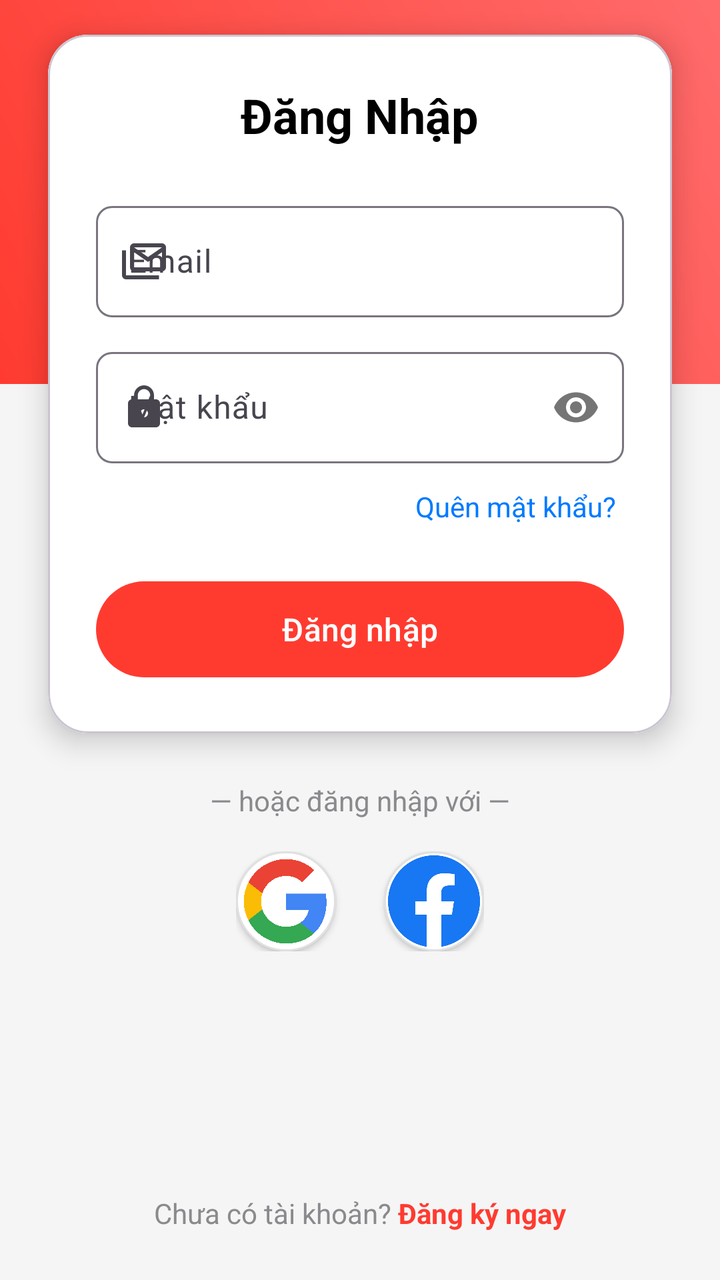
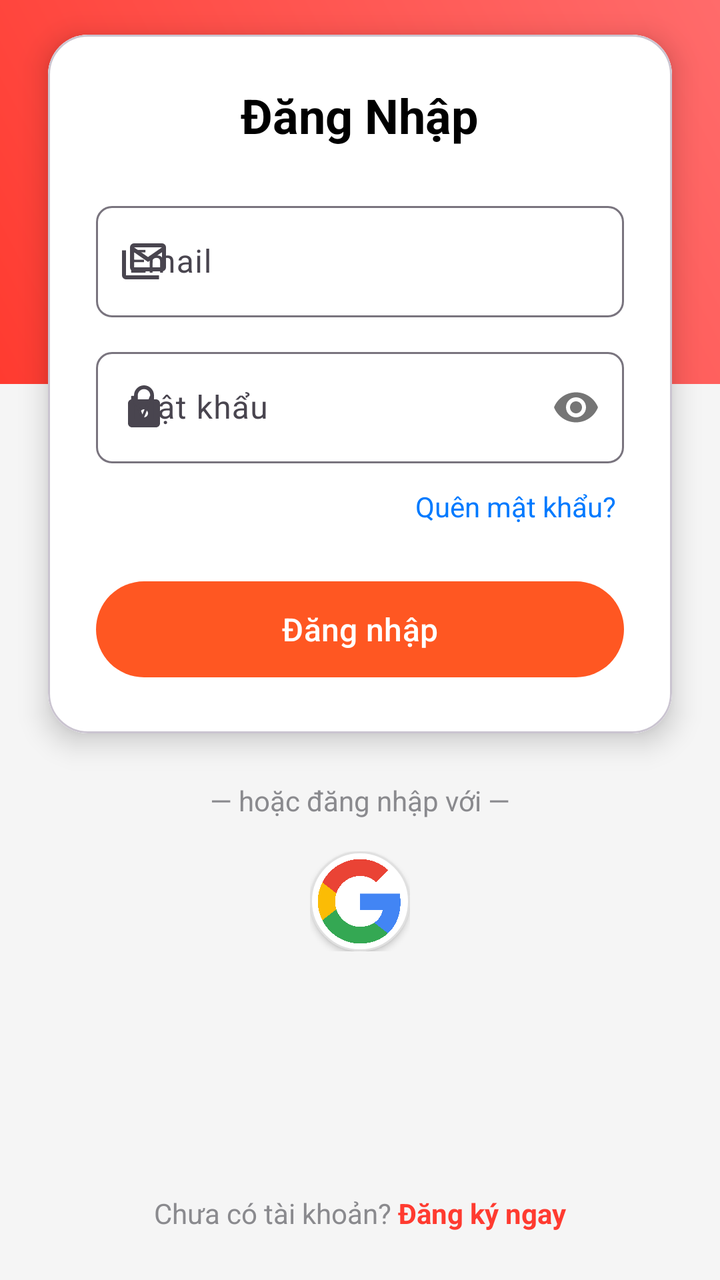

Compare the two renders of this Android layout. The source of the first and the diff that turns it into the second are given below.
<!-- AndroidManifest.xml: application theme Theme.MyShop -->
<!-- res/layout/activity_login.xml -->
<?xml version="1.0" encoding="utf-8"?>
<androidx.constraintlayout.widget.ConstraintLayout xmlns:android="http://schemas.android.com/apk/res/android"
    xmlns:app="http://schemas.android.com/apk/res-auto"
    xmlns:tools="http://schemas.android.com/tools"
    android:layout_width="match_parent"
    android:layout_height="match_parent"
    android:background="@color/light_gray"
    tools:context=".Activities.LoginActivity">

    
    <ImageView
        android:id="@+id/ivHeader"
        android:layout_width="0dp"
        android:layout_height="0dp"
        android:scaleType="centerCrop"
        android:src="@drawable/bg_login_header"
        app:layout_constraintEnd_toEndOf="parent"
        app:layout_constraintHeight_percent="0.3"
        app:layout_constraintStart_toStartOf="parent"
        app:layout_constraintTop_toTopOf="parent" />

    
    <com.google.android.material.card.MaterialCardView
        android:id="@+id/cardForm"
        android:layout_width="0dp"
        android:layout_height="wrap_content"
        android:layout_marginStart="24dp"
        android:layout_marginEnd="24dp"
        app:cardCornerRadius="20dp"
        app:cardElevation="8dp"
        app:layout_constraintBottom_toBottomOf="@+id/ivHeader"
        app:layout_constraintEnd_toEndOf="parent"
        app:layout_constraintStart_toStartOf="parent"
        app:layout_constraintTop_toBottomOf="@+id/ivHeader">

        <LinearLayout
            android:layout_width="match_parent"
            android:layout_height="wrap_content"
            android:orientation="vertical"
            android:background="@color/white"
            android:padding="24dp">

            
            <TextView
                android:layout_width="wrap_content"
                android:layout_height="wrap_content"
                android:layout_gravity="center_horizontal"
                android:layout_marginBottom="24dp"
                android:text="Đăng Nhập"
                android:textColor="@color/black"
                android:textSize="24sp"
                android:textStyle="bold" />

            
            <com.google.android.material.textfield.TextInputLayout
                android:layout_width="match_parent"
                android:layout_height="wrap_content"
                android:layout_marginBottom="12dp"
                app:boxCornerRadiusBottomEnd="8dp"
                app:boxCornerRadiusBottomStart="8dp"
                app:boxCornerRadiusTopEnd="8dp"
                app:boxCornerRadiusTopStart="8dp"
                app:startIconDrawable="@drawable/ic_email">

                <com.google.android.material.textfield.TextInputEditText
                    android:id="@+id/edtEmail"
                    android:layout_width="match_parent"
                    android:layout_height="wrap_content"
                    android:hint="Email"
                    android:inputType="textEmailAddress" />
            </com.google.android.material.textfield.TextInputLayout>

            
            <com.google.android.material.textfield.TextInputLayout
                android:layout_width="match_parent"
                android:layout_height="wrap_content"
                app:boxCornerRadiusBottomEnd="8dp"
                app:boxCornerRadiusBottomStart="8dp"
                app:boxCornerRadiusTopEnd="8dp"
                app:boxCornerRadiusTopStart="8dp"
                app:passwordToggleEnabled="true"
                app:startIconDrawable="@drawable/ic_lock">

                <com.google.android.material.textfield.TextInputEditText
                    android:id="@+id/edtPassword"
                    android:layout_width="match_parent"
                    android:layout_height="wrap_content"
                    android:hint="Mật khẩu"
                    android:inputType="textPassword" />
            </com.google.android.material.textfield.TextInputLayout>

            
            <TextView
                android:id="@+id/tvForgotPassword"
                android:layout_width="wrap_content"
                android:layout_height="wrap_content"
                android:layout_gravity="end"
                android:layout_marginTop="8dp"
                android:layout_marginBottom="20dp"
                android:padding="4dp"
                android:text="Quên mật khẩu?"
                android:textColor="#007AFF"
                android:textSize="14sp" />

            
            <com.google.android.material.button.MaterialButton
                android:id="@+id/btnLogin"
                android:layout_width="match_parent"
                android:layout_height="56dp"
                android:text="Đăng nhập"
                android:textAllCaps="false"
                android:textSize="16sp"
                app:backgroundTint="#FF3B30"
                app:cornerRadius="28dp" />

        </LinearLayout>
    </com.google.android.material.card.MaterialCardView>

    
    <TextView
        android:id="@+id/tvOrLoginWith"
        android:layout_width="wrap_content"
        android:layout_height="wrap_content"
        android:layout_marginTop="24dp"
        android:text="— hoặc đăng nhập với —"
        android:textColor="#8A8A8E"
        android:textSize="14sp"
        app:layout_constraintEnd_toEndOf="parent"
        app:layout_constraintStart_toStartOf="parent"
        app:layout_constraintTop_toBottomOf="@id/cardForm" />

    
    <LinearLayout
        android:id="@+id/layoutSocialLogin"
        android:layout_width="wrap_content"
        android:layout_height="wrap_content"
        android:layout_marginTop="16dp"
        android:orientation="horizontal"
        app:layout_constraintEnd_toEndOf="parent"
        app:layout_constraintStart_toStartOf="parent"
        app:layout_constraintTop_toBottomOf="@id/tvOrLoginWith">

        <ImageButton
            android:id="@+id/btnGoogleLogin"
            android:layout_width="50dp"
            android:layout_height="50dp"
            android:background="@drawable/bg_social_button"
            android:elevation="2dp"
            android:src="@drawable/ic_google"
            android:scaleType="fitCenter"
            android:padding="2dp"  />

        <ImageButton
            android:id="@+id/btnFacebookLogin"
            android:layout_width="50dp"
            android:layout_height="50dp"
            android:layout_marginStart="24dp"
            android:background="@drawable/bg_social_button"
            android:elevation="2dp"
            android:src="@drawable/facebook"
            android:scaleType="fitCenter"
            android:padding="2dp"/>

    </LinearLayout>

    
    <LinearLayout
        android:layout_width="wrap_content"
        android:layout_height="wrap_content"
        android:layout_marginBottom="24dp"
        android:orientation="horizontal"
        app:layout_constraintBottom_toBottomOf="parent"
        app:layout_constraintEnd_toEndOf="parent"
        app:layout_constraintStart_toStartOf="parent">

        <TextView
            android:layout_width="wrap_content"
            android:layout_height="wrap_content"
            android:text="Chưa có tài khoản? "
            android:textColor="#8A8A8E"
            android:textSize="14sp" />

        <TextView
            android:id="@+id/tvRegister"
            android:layout_width="wrap_content"
            android:layout_height="wrap_content"
            android:text="Đăng ký ngay"
            android:textColor="#FF3B30"
            android:textSize="14sp"
            android:textStyle="bold" />
    </LinearLayout>

</androidx.constraintlayout.widget.ConstraintLayout>
<!-- resources referenced by this layout -->
<resources>
  <color name="black">#FF000000</color>
  <color name="light_gray">#F5F5F5</color>
  <color name="white">#FFFFFFFF</color>
  <!-- drawable bg_login_header (drawable) -->
  <shape xmlns:android="http://schemas.android.com/apk/res/android">
      <gradient
          android:angle="45"
          android:endColor="#FF6B6B"
          android:startColor="#FF3B30"
          android:type="linear" />
  </shape>
  <!-- drawable bg_social_button (drawable) -->
  <shape xmlns:android="http://schemas.android.com/apk/res/android"
      android:shape="oval">
      <solid android:color="@android:color/white" />
      <stroke
          android:width="1dp"
          android:color="#E0E0E0" />
  </shape>
  <!-- drawable facebook: png bitmap (drawable, 16039 bytes) -->
  <!-- drawable ic_email (drawable) -->
  <vector xmlns:android="http://schemas.android.com/apk/res/android" android:height="24dp" android:tint="#000000" android:viewportHeight="960" android:viewportWidth="960" android:width="24dp">
        
      <path android:fillColor="@android:color/white" android:pathData="M280,680Q247,680 223.5,656.5Q200,633 200,600L200,200Q200,167 223.5,143.5Q247,120 280,120L840,120Q873,120 896.5,143.5Q920,167 920,200L920,600Q920,633 896.5,656.5Q873,680 840,680L280,680ZM560,492L280,297L280,600Q280,600 280,600Q280,600 280,600L840,600Q840,600 840,600Q840,600 840,600L840,297L560,492ZM560,394L840,200Q840,200 840,200Q840,200 840,200L280,200Q280,200 280,200Q280,200 280,200L560,394ZM120,840Q87,840 63.5,816.5Q40,793 40,760L40,260L120,260L120,760Q120,760 120,760Q120,760 120,760L780,760L780,840L120,840ZM840,294Q840,266 840,247Q840,228 840,200Q840,200 840,200Q840,200 840,200L280,200Q280,200 280,200Q280,200 280,200Q280,228 280,247Q280,266 280,294L280,200Q280,200 280,200Q280,200 280,200L840,200Q840,200 840,200Q840,200 840,200L840,294Z"/>
      
  </vector>
  <!-- drawable ic_google: png bitmap (drawable, 87916 bytes) -->
  <!-- drawable ic_lock (drawable) -->
  <vector xmlns:android="http://schemas.android.com/apk/res/android" android:height="24dp" android:tint="#000000" android:viewportHeight="24" android:viewportWidth="24" android:width="24dp">
        
      <path android:fillColor="@android:color/white" android:pathData="M18,8h-1L17,6c0,-2.76 -2.24,-5 -5,-5S7,3.24 7,6v2L6,8c-1.1,0 -2,0.9 -2,2v10c0,1.1 0.9,2 2,2h12c1.1,0 2,-0.9 2,-2L20,10c0,-1.1 -0.9,-2 -2,-2zM12,17c-1.1,0 -2,-0.9 -2,-2s0.9,-2 2,-2 2,0.9 2,2 -0.9,2 -2,2zM15.1,8L8.9,8L8.9,6c0,-1.71 1.39,-3.1 3.1,-3.1 1.71,0 3.1,1.39 3.1,3.1v2z"/>
      
  </vector>
  <style name="Theme.MyShop" parent="Base.Theme.MyShop" />
  <style name="Base.Theme.MyShop" parent="Theme.Material3.DayNight.NoActionBar">
  
          
          
  
          
          <item name="android:statusBarColor">@android:color/transparent</item>
  
          
          <item name="android:windowFullscreen">false</item>
  
          
          <item name="android:windowTranslucentStatus">true</item>
  
          
          <item name="android:windowBackground">@color/white</item>
  
          
          <item name="android:windowLightStatusBar">false</item> 
          <item name="android:navigationBarColor">@android:color/transparent</item>
  
          
          <item name="colorControlActivated">#FF007A</item>
  
      </style>
</resources>

<!-- the commit's change to res/layout/activity_login.xml (unified diff, before → after) -->
@@ -19,7 +19,6 @@
         app:layout_constraintStart_toStartOf="parent"
         app:layout_constraintTop_toTopOf="parent" />
 
-    
     <com.google.android.material.card.MaterialCardView
         android:id="@+id/cardForm"
         android:layout_width="0dp"
@@ -110,7 +109,7 @@
                 android:text="Đăng nhập"
                 android:textAllCaps="false"
                 android:textSize="16sp"
-                app:backgroundTint="#FF3B30"
+                app:backgroundTint="@color/btn_app"
                 app:cornerRadius="28dp" />
 
         </LinearLayout>
@@ -150,16 +149,16 @@
             android:scaleType="fitCenter"
             android:padding="2dp"  />
 
-        <ImageButton
-            android:id="@+id/btnFacebookLogin"
-            android:layout_width="50dp"
-            android:layout_height="50dp"
-            android:layout_marginStart="24dp"
-            android:background="@drawable/bg_social_button"
-            android:elevation="2dp"
-            android:src="@drawable/facebook"
-            android:scaleType="fitCenter"
-            android:padding="2dp"/>
+
+
+
+
+
+
+
+
+
+
 
     </LinearLayout>
 
<!-- resource entries referenced after the edit -->
@@ -1,6 +1,7 @@
 <!-- resources referenced by this layout -->
 <resources>
   <color name="black">#FF000000</color>
+  <color name="btn_app">#FF5722</color>
   <color name="light_gray">#F5F5F5</color>
   <color name="white">#FFFFFFFF</color>
   <!-- drawable bg_login_header (drawable) -->
@@ -19,7 +20,6 @@
           android:width="1dp"
           android:color="#E0E0E0" />
   </shape>
-  <!-- drawable facebook: png bitmap (drawable, 16039 bytes) -->
   <!-- drawable ic_email (drawable) -->
   <vector xmlns:android="http://schemas.android.com/apk/res/android" android:height="24dp" android:tint="#000000" android:viewportHeight="960" android:viewportWidth="960" android:width="24dp">
         
